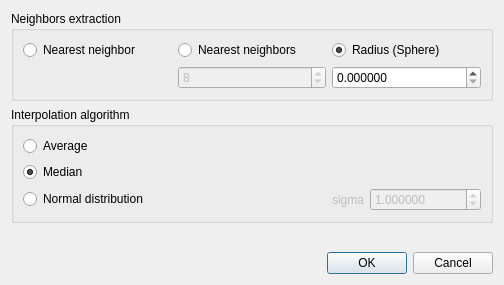
ebourassin/qRIMAC, file interpolationDlg.ui: the form before one commit.
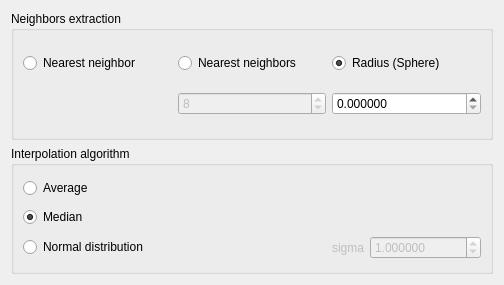
The form after the commit.

The edit to the form file:
```diff
--- a/interpolationDlg.ui
+++ b/interpolationDlg.ui
@@ -195,29 +195,6 @@
      </layout>
     </widget>
    </item>
-   <item>
-    <spacer name="verticalSpacer">
-     <property name="orientation">
-      <enum>Qt::Vertical</enum>
-     </property>
-     <property name="sizeHint" stdset="0">
-      <size>
-       <width>20</width>
-       <height>40</height>
-      </size>
-     </property>
-    </spacer>
-   </item>
-   <item>
-    <widget class="QDialogButtonBox" name="buttonBox">
-     <property name="orientation">
-      <enum>Qt::Horizontal</enum>
-     </property>
-     <property name="standardButtons">
-      <set>QDialogButtonBox::Cancel|QDialogButtonBox::Ok</set>
-     </property>
-    </widget>
-   </item>
   </layout>
  </widget>
  <resources/>
```
Left out of the diff: 32 changed lines with no effect on the pictures.
